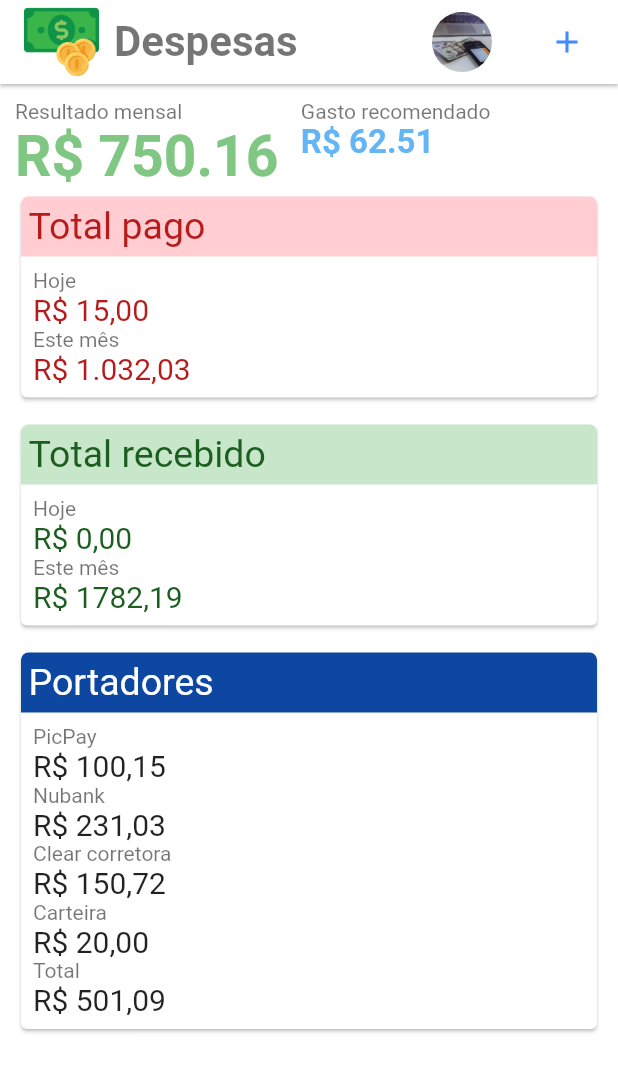
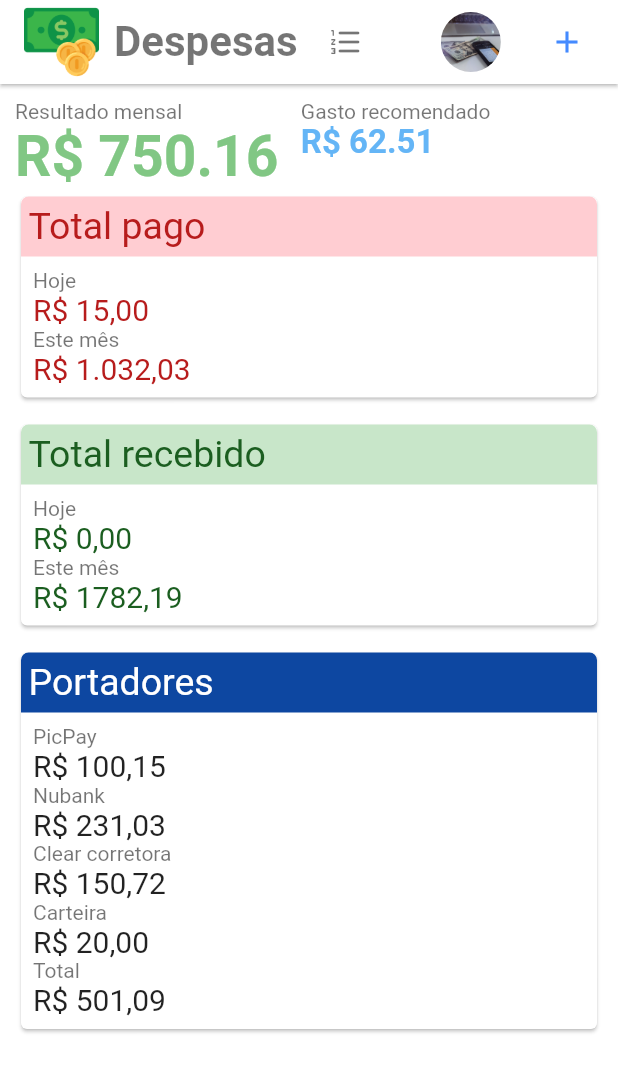
Before and after one commit to FelipeGutjahr/despesas_app, a Flutter app: the screen it shows after launch, on a phone screen of 412 x 824 dp. Shown: the top 1072 px of the screen. Run offline on Flutter 3.47's test engine with Material 2 defaults, Android fonts, the phone set to English and light mode, and no system bars; our stand-ins replace flutter_mobx, flutter_modular, mobx, rxdart; missing offline and left inert: easy_mask; generated files the repository leaves out were written again.

Commit message:
Adicionada tela para visualizar/cadastrar contas do plano de contas

```diff
--- a/lib/app/pages/body_home/body_home_page_controller.dart
+++ b/lib/app/pages/body_home/body_home_controller.dart
@@ -2,13 +2,13 @@ import 'package:despesas_app/app/model/item_card_model.dart';
 import 'package:mobx/mobx.dart';
 import 'package:rxdart/rxdart.dart';
 
-part 'body_home_page_controller.g.dart';
+part 'body_home_controller.g.dart';
 
- class BodyHomePageController = _BodyHomePageController with _$BodyHomePageController;
+ class BodyHomeController = _BodyHomeController with _$BodyHomeController;
 
- abstract class _BodyHomePageController with Store {
+ abstract class _BodyHomeController with Store {
 
-  _BodyHomePageController(){
+  _BodyHomeController(){
     findAll();
   }
 
--- a/lib/app/pages/body_home/body_home_page.dart
+++ b/lib/app/pages/body_home/body_home_page.dart
@@ -1,11 +1,11 @@
 import 'package:despesas_app/app/model/item_card_model.dart';
-import 'package:despesas_app/app/pages/body_home/body_home_page_controller.dart';
+import 'package:despesas_app/app/pages/body_home/body_home_controller.dart';
 import 'package:flutter/material.dart';
 import 'package:flutter_modular/flutter_modular.dart';
 
 class BodyHomePage extends StatelessWidget {
 
-  final controller = Modular.get<BodyHomePageController>();
+  final controller = Modular.get<BodyHomeController>();
 
   @override
   Widget build(BuildContext context) {
--- a/lib/app/pages/home/home_page.dart
+++ b/lib/app/pages/home/home_page.dart
@@ -1,7 +1,10 @@
 import 'package:despesas_app/app/pages/body_home/body_home_page.dart';
+import 'package:despesas_app/app/pages/body_plano/body_plano_page.dart';
 import 'package:despesas_app/app/pages/home/home_controller.dart';
 import 'package:despesas_app/app/pages/novo_lancamento/novo_lancamento_page.dart';
 import 'package:flutter/material.dart';
+import 'package:flutter/rendering.dart';
+import 'package:flutter_mobx/flutter_mobx.dart';
 import 'package:flutter_modular/flutter_modular.dart';
 
 class HomePage extends StatefulWidget {
@@ -14,15 +17,23 @@ class _HomePageState extends State<HomePage> {
 
   final homeController = Modular.get<HomeController>();
 
+  final pages = <Widget>[
+    BodyHomePage(),
+    BodyPlanoPage()
+  ];
+
   @override
   Widget build(BuildContext context) {
     return Scaffold(
       key: homeController.drawerKey,
       backgroundColor: Colors.white,
       appBar: getAppBar(),
-      endDrawerEnableOpenDragGesture: false,
       endDrawer: NovoLancamentoPage(),
-      body: BodyHomePage()
+      body: Observer(
+        builder: (_){
+          return pages[homeController.getPageIndex];
+        }
+      )
     );
   }
 
@@ -33,6 +44,7 @@ class _HomePageState extends State<HomePage> {
       title: Row(
         children: [
           GestureDetector(
+            onTap: () => homeController.changePageIndex(0),
             child: Row(
               children: [
                 Container(
@@ -45,7 +57,7 @@ class _HomePageState extends State<HomePage> {
                     )
                   ),
                 ),
-                Padding(padding: EdgeInsets.only(left: 10)),
+                SizedBox(width: 10),
                 Text(
                   'Despesas',
                   style: TextStyle(
@@ -56,6 +68,23 @@ class _HomePageState extends State<HomePage> {
                 ),
               ],
             ),
+          ),
+          SizedBox(width: MediaQuery.of(context).size.width * 0.02),
+          MediaQuery.of(context).size.width < 500
+          ? IconButton(
+            icon: Icon(Icons.format_list_numbered_rounded),
+            color: Colors.black54,
+            onPressed: () => homeController.changePageIndex(1),
+          ) : TextButton(
+            child: Text('Plano de contas', style: TextStyle(
+              color: Colors.black54,
+              fontSize: 17,
+              fontWeight: FontWeight.bold
+            )),
+            style: ButtonStyle(
+              overlayColor: MaterialStateProperty.all(Colors.transparent),
+            ),
+            onPressed: () => homeController.changePageIndex(1),
           )
         ],
       ),
@@ -78,7 +107,7 @@ class _HomePageState extends State<HomePage> {
             ),
           ),
         ),
-        Padding(padding: EdgeInsets.only(left: 10)),
+        SizedBox(width: MediaQuery.of(context).size.width * 0.01),
         IconButton(
           icon: Icon(Icons.add, color: Colors.blueAccent),
           onPressed: () => homeController.drawerKey.currentState.openEndDrawer(),
```
Also changed, not shown: lib/app/app_module.dart (+7 -4 lines), lib/app/model/plano_model.dart (added, +25 -0 lines), lib/app/pages/body_plano/body_plano_controller.dart (added, +30 -0 lines), lib/app/pages/body_plano/body_plano_page.dart (added, +63 -0 lines), lib/app/pages/home/home_controller.dart (+9 -0 lines). Lines whose indentation alone changed are shown as unchanged.
